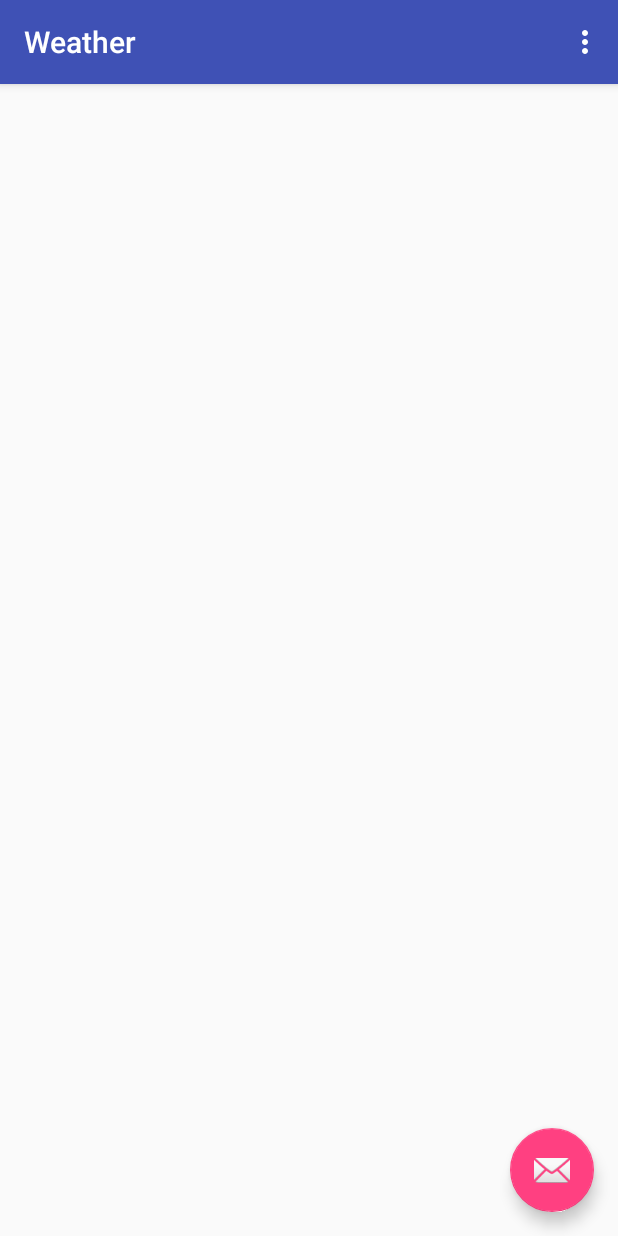
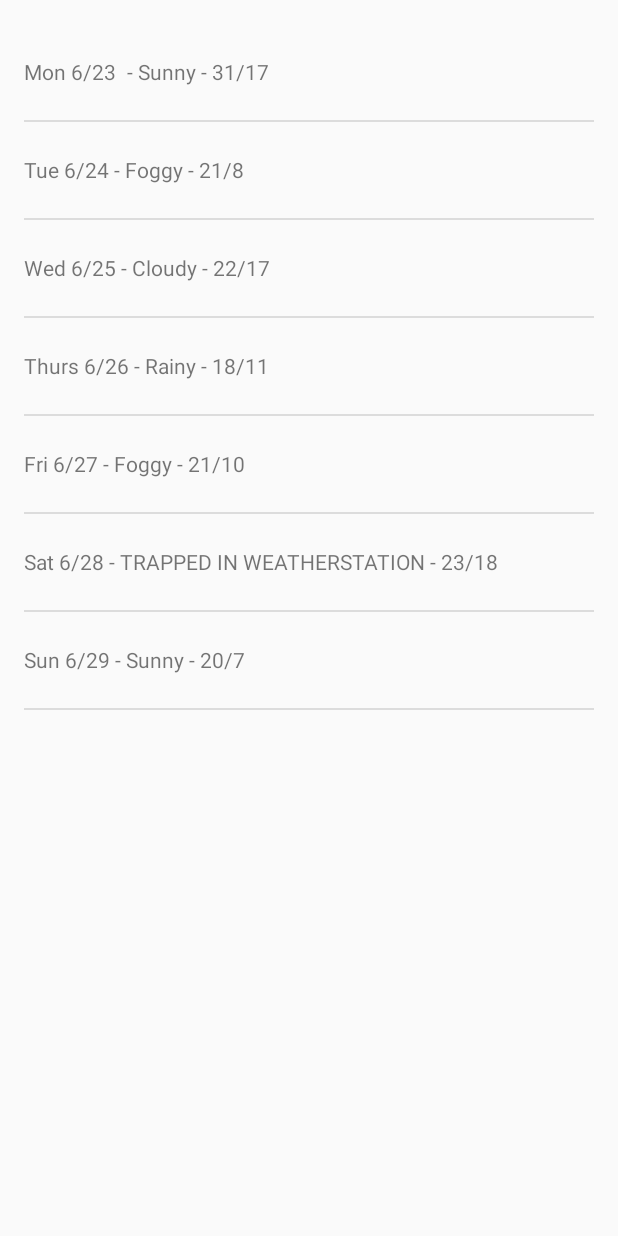
Before and after one commit to cpksucess/Weather, an Android app: the screen it shows after launch (MainActivity), on a phone screen of 412 x 824 dp. Run offline under Robolectric (Android 15) with nearby library versions, the phone set to English and light mode, and no system bars.

Commit message:
feed dummy data to listview

```diff
--- a/app/src/main/java/com/example/cpksu/weather/MainActivity.java
+++ b/app/src/main/java/com/example/cpksu/weather/MainActivity.java
@@ -24,17 +24,11 @@ public class MainActivity extends AppCompatActivity {
     protected void onCreate(Bundle savedInstanceState) {
         super.onCreate(savedInstanceState);
         setContentView(R.layout.activity_main);
-        Toolbar toolbar = (Toolbar) findViewById(R.id.toolbar);
-        setSupportActionBar(toolbar);
-
-        FloatingActionButton fab = (FloatingActionButton) findViewById(R.id.fab);
-        fab.setOnClickListener(new View.OnClickListener() {
-            @Override
-            public void onClick(View view) {
-                Snackbar.make(view, "Replace with your own action", Snackbar.LENGTH_LONG)
-                        .setAction("Action", null).show();
-            }
-        });
+        if (savedInstanceState == null) {
+            getSupportFragmentManager().beginTransaction()
+                    .add(R.id.container, new PlaceholderFragment())
+                    .commit();
+        }
     }
 
     @Override
--- a/app/src/main/res/layout/activity_main.xml
+++ b/app/src/main/res/layout/activity_main.xml
@@ -1,34 +1,4 @@
-<?xml version="1.0" encoding="utf-8"?>
-<android.support.design.widget.CoordinatorLayout xmlns:android="http://schemas.android.com/apk/res/android"
-    xmlns:app="http://schemas.android.com/apk/res-auto"
-    xmlns:tools="http://schemas.android.com/tools"
-    android:layout_width="match_parent"
-    android:layout_height="match_parent"
-    android:fitsSystemWindows="true"
-    tools:context="com.example.cpksu.weather.MainActivity">
-
-    <android.support.design.widget.AppBarLayout
-        android:layout_width="match_parent"
-        android:layout_height="wrap_content"
-        android:theme="@style/AppTheme.AppBarOverlay">
-
-        <android.support.v7.widget.Toolbar
-            android:id="@+id/toolbar"
-            android:layout_width="match_parent"
-            android:layout_height="?attr/actionBarSize"
-            android:background="?attr/colorPrimary"
-            app:popupTheme="@style/AppTheme.PopupOverlay" />
-
-    </android.support.design.widget.AppBarLayout>
-
-    <include layout="@layout/content_main" />
-
-    <android.support.design.widget.FloatingActionButton
-        android:id="@+id/fab"
-        android:layout_width="wrap_content"
-        android:layout_height="wrap_content"
-        android:layout_gravity="bottom|end"
-        android:layout_margin="@dimen/fab_margin"
-        android:src="@android:drawable/ic_dialog_email" />
-
-</android.support.design.widget.CoordinatorLayout>
+<FrameLayout xmlns:android="http://schemas.android.com/apk/res/android"
+    xmlns:tools="http://schemas.android.com/tools" android:id="@+id/container"
+    android:layout_width="match_parent" android:layout_height="match_parent"
+    tools:context=".MainActivity" tools:ignore="MergeRootFrame" />
```
Also changed, not shown: app/src/main/res/layout/content_main.xml (deleted, +0 -9 lines), app/src/main/res/layout/forecast.xml (+6 -10 lines).
